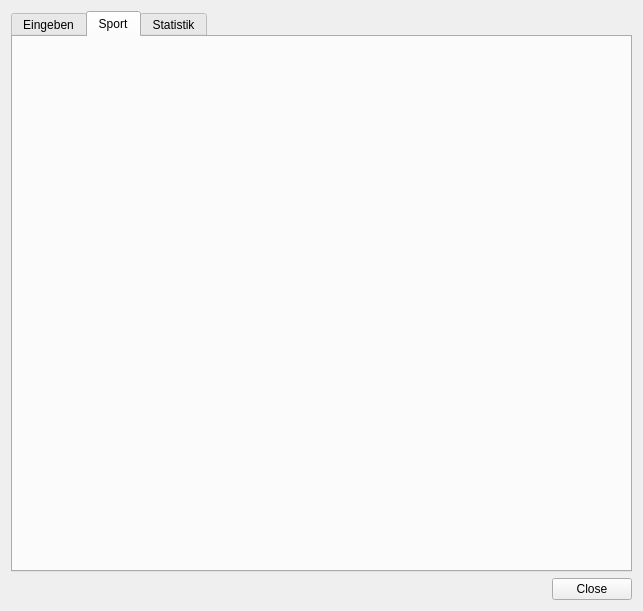
Old version of the form maindlg.ui in the repository cniehaus/tomate.
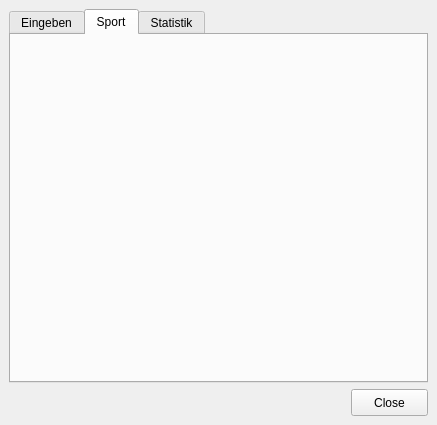
New version of the form. The open tabs and pages were chosen to show the change.

Commit message: Now (not yet used file) for the designer. Makes my life designing the application much easier.

What changed in the file:
```diff
--- a/maindlg.ui
+++ b/maindlg.ui
@@ -5,16 +5,22 @@
    <rect>
     <x>0</x>
     <y>0</y>
-    <width>643</width>
-    <height>611</height>
+    <width>437</width>
+    <height>425</height>
    </rect>
   </property>
   <property name="windowTitle" >
    <string>Julias Kalorienrechner</string>
   </property>
-  <layout class="QGridLayout" >
-   <item row="0" column="0" colspan="2" >
     <widget class="QTabWidget" name="tabWidget" >
+   <property name="geometry" >
+    <rect>
+     <x>9</x>
+     <y>9</y>
+     <width>419</width>
+     <height>374</height>
+    </rect>
+   </property>
      <property name="currentIndex" >
       <number>0</number>
      </property>
@@ -297,28 +303,19 @@
       </attribute>
      </widget>
     </widget>
-   </item>
-   <item row="1" column="0" >
-    <spacer>
-     <property name="orientation" >
-      <enum>Qt::Horizontal</enum>
-     </property>
-     <property name="sizeHint" >
-      <size>
-       <width>401</width>
-       <height>20</height>
-      </size>
-     </property>
-    </spacer>
-   </item>
-   <item row="1" column="1" >
     <widget class="QPushButton" name="closeButton" >
+   <property name="geometry" >
+    <rect>
+     <x>351</x>
+     <y>389</y>
+     <width>77</width>
+     <height>27</height>
+    </rect>
+   </property>
      <property name="text" >
       <string>Close</string>
      </property>
     </widget>
-   </item>
-  </layout>
  </widget>
  <resources/>
  <connections>
```
Left out of the diff: 2 changed lines with no effect on the pictures. Lines whose indentation alone changed are shown as unchanged. The commit also changes 2 other files.
